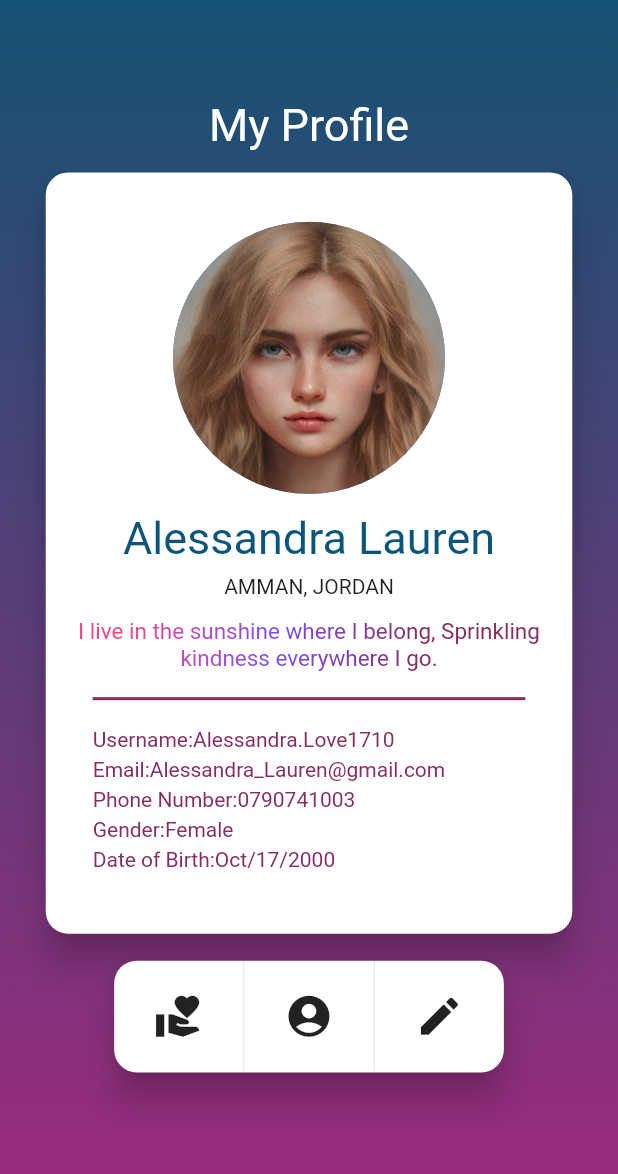
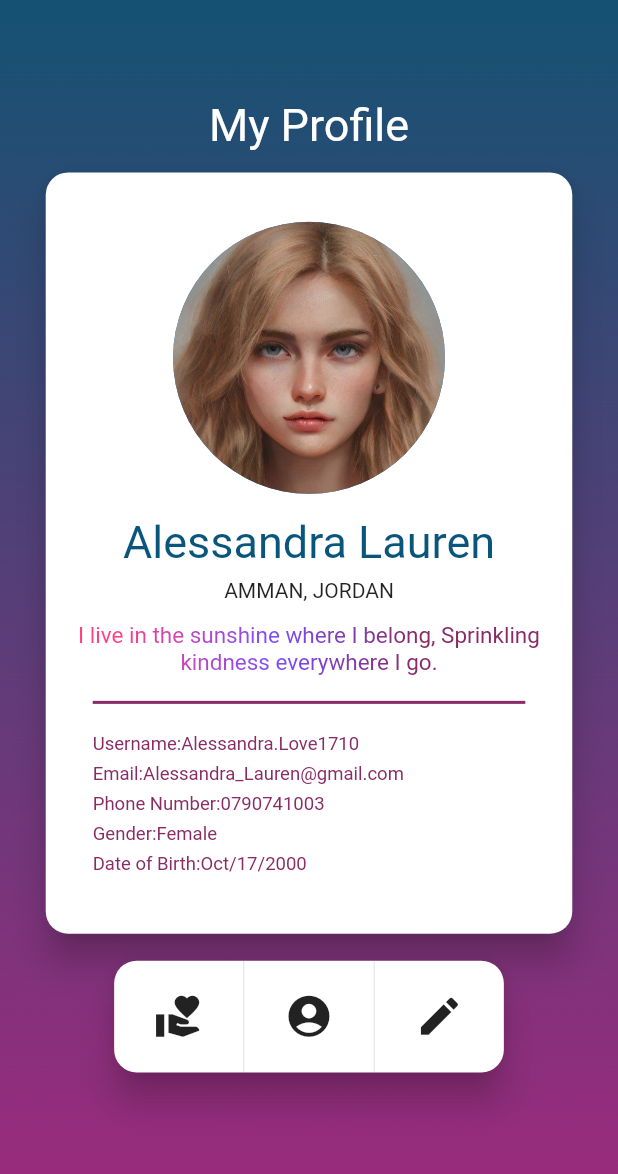
Before and after one commit to abu3athab/amal, a Flutter app: the Profile screen opened directly, on a phone screen of 412 x 824 dp. Shown: the top 1174 px of the screen. Run offline on Flutter 3.47's test engine with Material 2 defaults, Android fonts, the phone set to English and light mode, and no system bars; our stand-ins replace otp_text_field.

Commit message:
made profile page responsive

```diff
--- a/lib/profilepage.dart/profile.dart
+++ b/lib/profilepage.dart/profile.dart
@@ -52,30 +52,92 @@ class ProfileChild extends State<Profile> {
                     SizedBox(
                       height: height * 0.04,
                     ),
-                    CircleAvatar(
-                      backgroundImage: AssetImage('assets/girlportrait.jpeg'),
+                    LayoutBuilder(builder:
+                        (BuildContext context, BoxConstraints constraints) {
+                      if (constraints.maxWidth > 500.0) {
+                        return new CircleAvatar(
+                          backgroundImage:
+                              AssetImage('assets/girlportrait.jpeg'),
+                          radius: width * 0.16,
+                        );
+                      } else if (constraints.maxWidth < 320) {
+                        return new CircleAvatar(
+                          backgroundImage:
+                              AssetImage('assets/girlportrait.jpeg'),
+                          radius: width * 0.15,
+                        );
+                      } else {
+                        return new CircleAvatar(
+                          backgroundImage:
+                              AssetImage('assets/girlportrait.jpeg'),
                           radius: width * 0.22,
+                        );
+                      }
+                    }),
+                    SizedBox(
+                      height: height * 0.018,
                     ),
-                    SizedBox(
-                      height: height * 0.015,
-                    ),
-                    Text(
+                    LayoutBuilder(builder:
+                        (BuildContext context, BoxConstraints constraints) {
+                      if (constraints.maxWidth > 500.0) {
+                        return new Text(
+                          "Alessandra Lauren",
+                          style: TextStyle(color: logoColor, fontSize: 45),
+                        );
+                      } else {
+                        return new Text(
                           "Alessandra Lauren",
                           style: TextStyle(color: logoColor, fontSize: 30),
-                    ),
+                        );
+                      }
+                    }),
                     SizedBox(
                       height: height * 0.008,
                     ),
-                    Text('AMMAN, JORDAN'),
+                    LayoutBuilder(builder:
+                        (BuildContext context, BoxConstraints constraints) {
+                      if (constraints.maxWidth > 500.0) {
+                        return new Text(
+                          'AMMAN, JORDAN',
+                          style: TextStyle(fontSize: 22),
+                        );
+                      } else {
+                        return new Text('AMMAN, JORDAN');
+                      }
+                    }),
                     SizedBox(
                       height: height * 0.008,
                     ),
                     SizedBox(
                       height: height * 0.008,
                     ),
-                    Container(
+                    LayoutBuilder(builder:
+                        (BuildContext context, BoxConstraints constraints) {
+                      if (constraints.maxWidth > 500.0) {
+                        return Container(
                           width: width * 0.75,
-                      child: Flexible(
+                          child: new Flexible(
+                            child: Text(
+                                "I live in the sunshine where I belong, Sprinkling kindness everywhere I go.",
+                                textAlign: TextAlign.center,
+                                style: new TextStyle(
+                                    fontSize: 25.0,
+                                    foreground: Paint()
+                                      ..shader = LinearGradient(
+                                        colors: <Color>[
+                                          Colors.pinkAccent,
+                                          Colors.deepPurpleAccent,
+                                          logoColorsec
+                                          //add more color here.
+                                        ],
+                                      ).createShader(Rect.fromLTWH(
+                                          220.0, 200.0, 200.0, 150.0)))),
+                          ),
+                        );
+                      } else {
+                        return Container(
+                          width: width * 0.75,
+                          child: new Flexible(
                             child: Text(
                                 "I live in the sunshine where I belong, Sprinkling kindness everywhere I go.",
                                 textAlign: TextAlign.center,
@@ -89,10 +151,12 @@ class ProfileChild extends State<Profile> {
                                           logoColorsec
                                           //add more color here.
                                         ],
-                                  ).createShader(
-                                      Rect.fromLTWH(50.0, 0.0, 200.0, 100.0)))),
+                                      ).createShader(Rect.fromLTWH(
+                                          50.0, 0.0, 200.0, 100.0)))),
                           ),
-                    ),
+                        );
+                      }
+                    }),
                     SizedBox(
                       height: height * 0.02,
                     ),
@@ -114,14 +178,18 @@ class ProfileChild extends State<Profile> {
                             children: [
                               Text(
                                 "Username:",
-                                style: TextStyle(color: logoColorsec),
+                                style: TextStyle(
+                                    color: logoColorsec,
+                                    fontSize: width * 0.03),
                               ),
                               SizedBox(
                                 height: 20,
                               ),
                               Text(
                                 "Alessandra.Love1710",
-                                style: TextStyle(color: logoColorsec),
+                                style: TextStyle(
+                                    color: logoColorsec,
+                                    fontSize: width * 0.03),
                               ),
                             ],
                           ),
@@ -131,14 +199,18 @@ class ProfileChild extends State<Profile> {
                             children: [
                               Text(
                                 "Email:",
-                                style: TextStyle(color: logoColorsec),
+                                style: TextStyle(
+                                    color: logoColorsec,
+                                    fontSize: width * 0.03),
                               ),
                               SizedBox(
                                 height: 20,
                               ),
                               Text(
                                 "Alessandra_Lauren@gmail.com",
-                                style: TextStyle(color: logoColorsec),
+                                style: TextStyle(
+                                    color: logoColorsec,
+                                    fontSize: width * 0.03),
                               ),
                             ],
                           ),
@@ -148,14 +220,18 @@ class ProfileChild extends State<Profile> {
                             children: [
                               Text(
                                 "Phone Number:",
-                                style: TextStyle(color: logoColorsec),
+                                style: TextStyle(
+                                    color: logoColorsec,
+                                    fontSize: width * 0.03),
                               ),
                               SizedBox(
                                 height: 20,
                               ),
                               Text(
                                 "0790741003",
-                                style: TextStyle(color: logoColorsec),
+                                style: TextStyle(
+                                    color: logoColorsec,
+                                    fontSize: width * 0.03),
                               ),
                             ],
                           ),
@@ -165,14 +241,18 @@ class ProfileChild extends State<Profile> {
                             children: [
                               Text(
                                 "Gender:",
-                                style: TextStyle(color: logoColorsec),
+                                style: TextStyle(
+                                    color: logoColorsec,
+                                    fontSize: width * 0.03),
                               ),
                               SizedBox(
                                 height: 20,
                               ),
                               Text(
                                 "Female",
-                                style: TextStyle(color: logoColorsec),
+                                style: TextStyle(
+                                    color: logoColorsec,
+                                    fontSize: width * 0.03),
                               ),
                             ],
                           ),
@@ -182,14 +262,18 @@ class ProfileChild extends State<Profile> {
                             children: [
                               Text(
                                 "Date of Birth:",
-                                style: TextStyle(color: logoColorsec),
+                                style: TextStyle(
+                                    color: logoColorsec,
+                                    fontSize: width * 0.03),
                               ),
                               SizedBox(
                                 height: 20,
                               ),
                               Text(
                                 "Oct/17/2000",
-                                style: TextStyle(color: logoColorsec),
+                                style: TextStyle(
+                                    color: logoColorsec,
+                                    fontSize: width * 0.03),
                               ),
                             ],
                           ),
```
Lines whose indentation alone changed are shown as unchanged.
